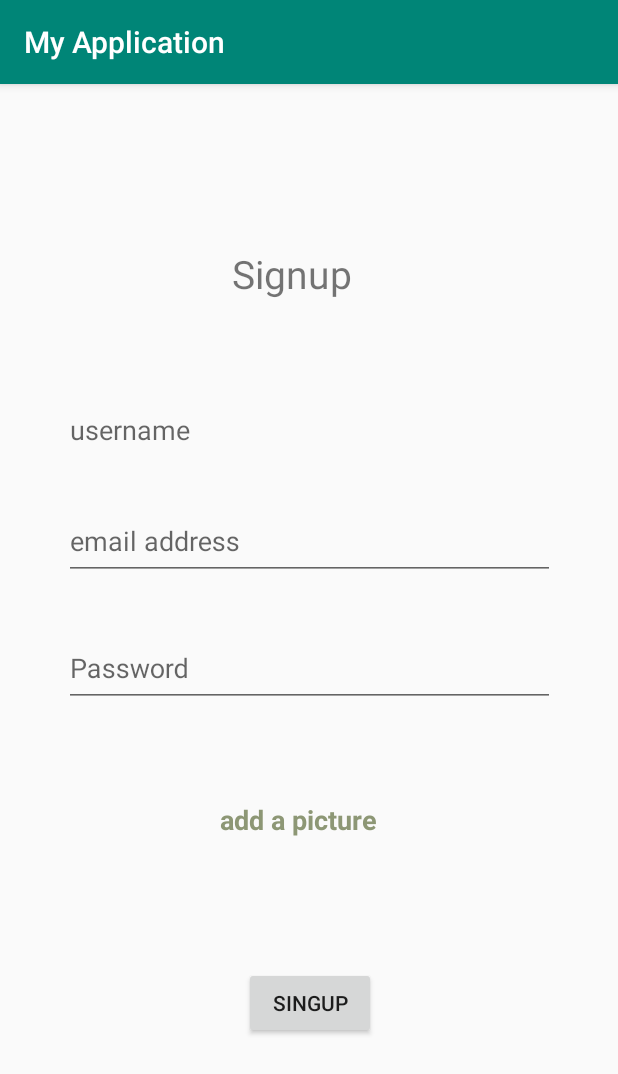
After one commit to Asma-Ha/FOOD_DELIVERY_TDM, an Android app: the SignupFragment screen opened through its navigation route, on a phone screen of 412 x 824 dp. The commit adds this screen. Shown: the top 1074 px of the screen. Run offline under Robolectric (Android 15) with nearby library versions, the phone set to English and light mode, and no system bars; network calls fail.

Commit message:
authentication & image taking

```diff
--- a/app/src/main/java/com/example/deliveryapp/Constants.kt
+++ b/app/src/main/java/com/example/deliveryapp/Constants.kt
@@ -1,3 +1,3 @@
 package com.example.deliveryapp
 
-const val url = "https://5565-193-194-77-246.eu.ngrok.io"
+const val url = "https://3e0f-193-194-77-246.eu.ngrok.io"
--- /dev/null
+++ b/app/src/main/java/com/example/deliveryapp/activities/AuthenticationActivity.kt
@@ -0,0 +1,28 @@
+package com.example.deliveryapp.activities
+
+import androidx.appcompat.app.AppCompatActivity
+import android.os.Bundle
+import androidx.navigation.NavController
+import androidx.navigation.fragment.NavHostFragment
+import com.example.deliveryapp.R
+import com.example.deliveryapp.databinding.ActivityAuthenticationBinding
+import com.example.deliveryapp.databinding.ActivityMainBinding
+
+class AuthenticationActivity : AppCompatActivity() {
+
+    private lateinit var binding: ActivityAuthenticationBinding
+    lateinit var navController: NavController
+
+    override fun onCreate(savedInstanceState: Bundle?) {
+        super.onCreate(savedInstanceState)
+
+        binding = ActivityAuthenticationBinding.inflate(layoutInflater)
+        val view = binding.root
+        setContentView(view)
+
+        val navHostFragment = supportFragmentManager.findFragmentById(R.id.fragmentContainerView2) as NavHostFragment
+        //navcontroller to navigate in the graph
+        navController = navHostFragment.navController
+
+    }
+}
--- a/app/src/main/java/com/example/deliveryapp/fragments/CartFragment.kt
+++ b/app/src/main/java/com/example/deliveryapp/fragments/CartFragment.kt
@@ -13,6 +13,7 @@ import androidx.lifecycle.ViewModelProvider
 import androidx.navigation.findNavController
 import androidx.recyclerview.widget.LinearLayoutManager
 import com.example.deliveryapp.R
+import com.example.deliveryapp.activities.AuthenticationActivity
 import com.example.deliveryapp.activities.LoginActivity
 import com.example.deliveryapp.adapters.CartAdapter
 import com.example.deliveryapp.appDatabase
@@ -89,7 +90,7 @@ class CartFragment : Fragment(), CartAdapter.CartItemDeleteListener {
                     binding.root.findNavController().navigate(R.id.action_cartFragment_to_validationFragment)
                 } else {
                     //change activities : go to login
-                    val intent = Intent(requireActivity(),LoginActivity::class.java)
+                    val intent = Intent(requireActivity(),AuthenticationActivity::class.java)
                     startActivity(intent)
                 }
             }
--- /dev/null
+++ b/app/src/main/java/com/example/deliveryapp/fragments/LoginFragment.kt
@@ -0,0 +1,87 @@
+package com.example.deliveryapp.fragments
+
+import android.content.Context
+import android.content.Intent
+import android.os.Bundle
+import androidx.fragment.app.Fragment
+import android.view.LayoutInflater
+import android.view.View
+import android.view.ViewGroup
+import android.widget.Toast
+import androidx.core.content.edit
+import androidx.navigation.findNavController
+import com.example.deliveryapp.R
+
+import com.example.deliveryapp.activities.MainActivity
+import com.example.deliveryapp.databinding.FragmentLoginBinding
+import com.example.deliveryapp.models.LoginCredentials
+import com.example.deliveryapp.services.AuthenticationService
+
+class LoginFragment : Fragment() {
+
+    private lateinit var binding: FragmentLoginBinding
+    private lateinit var authenticationService: AuthenticationService
+    override fun onCreateView(
+        inflater: LayoutInflater, container: ViewGroup?,
+        savedInstanceState: Bundle?
+    ): View? {
+        // Inflate the layout for this fragment
+        binding = FragmentLoginBinding.inflate(layoutInflater)
+        return binding.root
+
+    }
+
+    override fun onViewCreated(view: View, savedInstanceState: Bundle?) {
+        super.onViewCreated(view, savedInstanceState)
+
+
+
+        binding.button.setOnClickListener {
+            val mail = binding.mailInputEditText.text.toString()
+            val password = binding.passwordInputEditText.text.toString()
+
+            if (mail.isEmpty() || password.isEmpty()) {
+                Toast.makeText(requireContext(), "Please enter valid credentials", Toast.LENGTH_SHORT).show()
+            } else {
+                login(mail, password)
+            }
+        }
+
+        binding.sign.setOnClickListener {
+            //go to signup fragment
+            binding.root.findNavController().navigate(R.id.action_loginFragment_to_signupFragment)
+        }
+    }
+
+    private fun login(mail :String, password : String){
+
+        authenticationService = AuthenticationService()
+        authenticationService.login(LoginCredentials(mail, password))
+
+
+        authenticationService.result.observe(requireActivity()){ user ->
+            var conn = false
+            if(!user.isEmpty() && user != null) {
+                conn = true
+            }
+
+            val pref = requireActivity().getSharedPreferences("info", Context.MODE_PRIVATE)
+            pref.edit{
+                putBoolean("connected", conn)
+                putString("fragment", "validationFragment")
+                putString("id", user)
+            }
+
+            if(conn) {
+                val intent = Intent(requireActivity(), MainActivity::class.java)
+                startActivity(intent)
+                requireActivity().finish()
+            } else {
+                //Log.d("wep", "wep")
+                Toast.makeText(requireActivity(), "Invalid credentialssss", Toast.LENGTH_SHORT).show()
+            }
+        }
+    }
+
+
+}
--- /dev/null
+++ b/app/src/main/java/com/example/deliveryapp/fragments/SignupFragment.kt
@@ -0,0 +1,119 @@
+package com.example.deliveryapp.fragments
+
+import android.Manifest
+import android.content.Context
+import android.content.Intent
+import android.content.pm.PackageManager
+import android.graphics.Bitmap
+import android.os.Bundle
+import android.util.Base64
+import android.util.Log
+import androidx.fragment.app.Fragment
+import android.view.LayoutInflater
+import android.view.View
+import android.view.ViewGroup
+import android.widget.Toast
+import androidx.activity.result.ActivityResult
+import androidx.activity.result.ActivityResultLauncher
+import androidx.activity.result.contract.ActivityResultContracts
+import androidx.appcompat.app.AppCompatActivity
+import androidx.core.content.ContextCompat
+import androidx.core.content.edit
+import com.example.deliveryapp.activities.MainActivity
+import com.example.deliveryapp.checkPermission
+
+import com.example.deliveryapp.databinding.FragmentSignupBinding
+import com.example.deliveryapp.models.SignupCredentials
+import com.example.deliveryapp.openCamera
+import com.example.deliveryapp.services.AuthenticationService
+import java.io.ByteArrayOutputStream
+
+class SignupFragment : Fragment() {
+    private lateinit var activityResultLauncher: ActivityResultLauncher<Intent>
+
+    val requestCode = 400
+
+    lateinit var binding : FragmentSignupBinding
+    var base64String : String = ""
+
+    override fun onCreateView(
+        inflater: LayoutInflater, container: ViewGroup?,
+        savedInstanceState: Bundle?
+
+    ): View? {
+        binding = FragmentSignupBinding.inflate(layoutInflater)
+        return binding.root
+    }
+
+    override fun onViewCreated(view: View, savedInstanceState: Bundle?) {
+        super.onViewCreated(view, savedInstanceState)
+
+
+        activityResultLauncher = registerForActivityResult(ActivityResultContracts.StartActivityForResult()) {
+                result : ActivityResult ->
+            val intent = result.data
+            if(result.resultCode == AppCompatActivity.RESULT_OK && intent != null) {
+                val imageBitmap = intent.extras?.get("data") as Bitmap
+                val resizedBitmap = Bitmap.createScaledBitmap(imageBitmap, 300, 300, true)
+                binding.userImg.setImageBitmap(resizedBitmap)
+
+
+                val stream = ByteArrayOutputStream()
+                imageBitmap.compress(Bitmap.CompressFormat.PNG, 100, stream)
+                val byteArray = stream.toByteArray()
+                base64String = Base64.encodeToString(byteArray, Base64.DEFAULT)
+                Log.d("Picture", base64String)
+
+            }
+        }
+
+        binding.addpic.setOnClickListener {
+            if (ContextCompat.checkSelfPermission(requireActivity(), Manifest.permission.CAMERA) == PackageManager.PERMISSION_GRANTED) {
+                openCamera(activityResultLauncher)
+            } else {
+                //Ask for permission
+                checkPermission(requireActivity(), requestCode)
+            }
+        }
+
+        binding.button.setOnClickListener {
+            val authenticationService = AuthenticationService()
+            authenticationService.signup(SignupCredentials(binding.usernameInputEditText.text.toString(), binding.mailInputEditText.text.toString(), base64String, binding.passwordInputEditText.text.toString()))
+
+            authenticationService.result.observe(requireActivity()){ user ->
+                var conn = false
+                if(!user.isEmpty() && user != null) {
+                    conn = true
+                }
+
+                val pref = requireActivity().getSharedPreferences("info", Context.MODE_PRIVATE)
+                pref.edit{
+                    putBoolean("connected", conn)
+                    putString("fragment", "validationFragment")
+                    putString("id", user)
+                }
+
+                if(conn) {
+                    val intent = Intent(requireActivity(), MainActivity::class.java)
+                    startActivity(intent)
+                    requireActivity().finish()
+                } else {
+                    //Log.d("wep", "wep")
+                    Toast.makeText(requireActivity(), "Invalid credentialssss", Toast.LENGTH_SHORT).show()
+                }
+            }
+        }
+
+
+
+    }
+
+
+    override fun onRequestPermissionsResult(permsRequestCode: Int, permissions: Array<String>, grantResults: IntArray) {
+        super.onRequestPermissionsResult(permsRequestCode, permissions, grantResults)
+        if (permsRequestCode==requestCode && grantResults[0] == PackageManager.PERMISSION_GRANTED) {
+            openCamera(activityResultLauncher)
+        }
+    }
+
+}
--- a/app/src/main/java/com/example/deliveryapp/retrofit/UserEndpoint.kt
+++ b/app/src/main/java/com/example/deliveryapp/retrofit/UserEndpoint.kt
@@ -2,6 +2,7 @@ package com.example.deliveryapp.retrofit
 
 import android.util.Log
 import com.example.deliveryapp.models.LoginCredentials
+import com.example.deliveryapp.models.SignupCredentials
 import com.example.deliveryapp.models.Token
 import com.example.deliveryapp.url
 import okhttp3.ResponseBody
@@ -24,6 +25,8 @@ interface UserEndpoint {
         @Body token: Token
     ): Response<String>
 
+    @POST("users/signup")
+    suspend fun signup(@Body signupCredentials: SignupCredentials) : Response<String>
     companion object {
         @Volatile
         var endpoint : UserEndpoint? = null
--- /dev/null
+++ b/app/src/main/res/layout/activity_authentication.xml
@@ -0,0 +1,24 @@
+<?xml version="1.0" encoding="utf-8"?>
+<androidx.constraintlayout.widget.ConstraintLayout xmlns:android="http://schemas.android.com/apk/res/android"
+    xmlns:app="http://schemas.android.com/apk/res-auto"
+    xmlns:tools="http://schemas.android.com/tools"
+    android:layout_width="match_parent"
+    android:layout_height="match_parent"
+    tools:context=".activities.AuthenticationActivity">
+
+    <androidx.fragment.app.FragmentContainerView
+        android:id="@+id/fragmentContainerView2"
+        android:name="androidx.navigation.fragment.NavHostFragment"
+        android:layout_width="391dp"
+        android:layout_height="849dp"
+        android:layout_marginStart="1dp"
+        android:layout_marginTop="1dp"
+        android:layout_marginEnd="1dp"
+        android:layout_marginBottom="1dp"
+        app:defaultNavHost="true"
+        app:layout_constraintBottom_toBottomOf="parent"
+        app:layout_constraintEnd_toEndOf="parent"
+        app:layout_constraintStart_toStartOf="parent"
+        app:layout_constraintTop_toTopOf="parent"
+        app:navGraph="@navigation/graphe2" />
+</androidx.constraintlayout.widget.ConstraintLayout>
--- /dev/null
+++ b/app/src/main/res/layout/fragment_signup.xml
@@ -0,0 +1,113 @@
+<?xml version="1.0" encoding="utf-8"?>
+<androidx.constraintlayout.widget.ConstraintLayout xmlns:android="http://schemas.android.com/apk/res/android"
+    xmlns:app="http://schemas.android.com/apk/res-auto"
+    xmlns:tools="http://schemas.android.com/tools"
+    android:layout_width="match_parent"
+    android:layout_height="match_parent"
+    tools:context=".fragments.SignupFragment">
+
+    <com.google.android.material.textfield.TextInputLayout
+        android:id="@+id/passwordInputLayout"
+        android:layout_width="0dp"
+
+        android:layout_height="wrap_content"
+        android:layout_marginStart="32dp"
+        android:layout_marginEnd="32dp"
+        app:layout_constraintBottom_toBottomOf="parent"
+        app:layout_constraintEnd_toEndOf="parent"
+        app:layout_constraintStart_toStartOf="parent"
+        app:layout_constraintTop_toTopOf="parent">
+
+        <com.google.android.material.textfield.TextInputEditText
+            android:id="@+id/passwordInputEditText"
+            android:layout_width="match_parent"
+            android:layout_height="50dp"
+            android:hint="Password" />
+    </com.google.android.material.textfield.TextInputLayout>
+
+    <com.google.android.material.textfield.TextInputLayout
+        android:id="@+id/mailInputLayout"
+        android:layout_width="0dp"
+        android:layout_height="wrap_content"
+        android:layout_marginBottom="24dp"
+        app:layout_constraintBottom_toTopOf="@+id/passwordInputLayout"
+        app:layout_constraintEnd_toEndOf="@+id/passwordInputLayout"
+        app:layout_constraintStart_toStartOf="@+id/passwordInputLayout">
+
+        <com.google.android.material.textfield.TextInputEditText
+            android:id="@+id/mailInputEditText"
+            android:layout_width="match_parent"
+            android:layout_height="50dp"
+            android:hint="email address" />
+    </com.google.android.material.textfield.TextInputLayout>
+
+    <TextView
+        android:id="@+id/textView10"
+        android:layout_width="wrap_content"
+        android:layout_height="wrap_content"
+        android:layout_marginTop="96dp"
+        android:text="Signup"
+        android:textSize="26dp"
+        app:layout_constraintBottom_toTopOf="@+id/textInputLayout"
+        app:layout_constraintEnd_toEndOf="@+id/mailInputLayout"
+        app:layout_constraintHorizontal_bias="0.453"
+        app:layout_constraintStart_toStartOf="@+id/mailInputLayout"
+        app:layout_constraintTop_toTopOf="parent" />
+
+    <Button
+        android:id="@+id/button"
+        android:layout_width="wrap_content"
+        android:layout_height="wrap_content"
+        android:text="singup"
+        app:layout_constraintBottom_toBottomOf="parent"
+        app:layout_constraintEnd_toEndOf="parent"
+        app:layout_constraintStart_toStartOf="parent"
+        app:layout_constraintTop_toBottomOf="@+id/passwordInputLayout" />
+
+    <com.google.android.material.textfield.TextInputLayout
+        android:id="@+id/textInputLayout"
+        android:layout_width="0dp"
+
+        android:layout_height="50dp"
+        android:layout_marginStart="32dp"
+        android:layout_marginEnd="32dp"
+        android:layout_marginBottom="24dp"
+        app:layout_constraintBottom_toTopOf="@+id/mailInputLayout"
+        app:layout_constraintEnd_toEndOf="parent"
+        app:layout_constraintStart_toStartOf="parent">
+
+        <com.google.android.material.textfield.TextInputEditText
+            android:id="@+id/usernameInputEditText"
+            android:layout_width="match_parent"
+            android:layout_height="50dp"
+            android:hint="username" />
+    </com.google.android.material.textfield.TextInputLayout>
+
+    <TextView
+        android:id="@+id/addpic"
+        android:textColor="@color/greenSecond"
+        android:textStyle="bold"
+        android:textSize="18sp"
+        android:layout_width="wrap_content"
+        android:layout_height="wrap_content"
+        android:layout_marginStart="160dp"
+        android:layout_marginEnd="175dp"
+        android:layout_marginBottom="24dp"
+        android:text="add a picture"
+        app:layout_constraintBottom_toTopOf="@+id/button"
+        app:layout_constraintEnd_toEndOf="parent"
+        app:layout_constraintStart_toStartOf="parent"
+        app:layout_constraintTop_toBottomOf="@+id/passwordInputLayout" />
+
+    <ImageView
+        android:id="@+id/userImg"
+        android:layout_width="wrap_content"
+        android:layout_height="wrap_content"
+        app:layout_constraintEnd_toEndOf="parent"
+
+        app:layout_constraintHorizontal_bias="0.498"
+        app:layout_constraintStart_toStartOf="parent"
+        app:layout_constraintTop_toTopOf="parent"
+        tools:srcCompat="@tools:sample/avatars" />
+
+</androidx.constraintlayout.widget.ConstraintLayout>
--- /dev/null
+++ b/app/src/main/res/navigation/graphe2.xml
@@ -0,0 +1,22 @@
+<?xml version="1.0" encoding="utf-8"?>
+<navigation xmlns:android="http://schemas.android.com/apk/res/android"
+    xmlns:app="http://schemas.android.com/apk/res-auto"
+    xmlns:tools="http://schemas.android.com/tools"
+    android:id="@+id/graphe2"
+    app:startDestination="@id/loginFragment">
+
+    <fragment
+        android:id="@+id/loginFragment"
+        android:name="com.example.deliveryapp.fragments.LoginFragment"
+        android:label="fragment_login"
+        tools:layout="@layout/fragment_login" >
+        <action
+            android:id="@+id/action_loginFragment_to_signupFragment"
+            app:destination="@id/signupFragment" />
+    </fragment>
+    <fragment
+        android:id="@+id/signupFragment"
+        android:name="com.example.deliveryapp.fragments.SignupFragment"
+        android:label="fragment_signup"
+        tools:layout="@layout/fragment_signup" />
+</navigation>
```
Also changed, not shown: app/src/main/AndroidManifest.xml (+7 -7 lines), app/src/main/java/com/example/deliveryapp/models/SignupCredentials.kt (added, +8 -0 lines), app/src/main/java/com/example/deliveryapp/services/AuthenticationService.kt (+24 -0 lines), app/src/main/res/layout/fragment_login.xml (added, +79 -0 lines).
